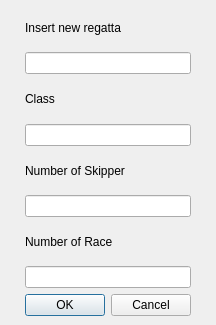
First picture: the form in classifiche/regatta_dialog.ui, repository BackupTheBerlios/sailforlinux-svn, before the edit.
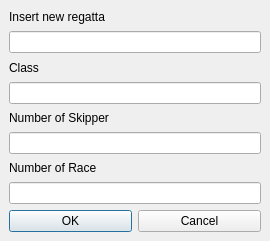
Second picture: the form after the edit.

Commit message: Export in pdf work. begin work on the html export, updated the todo files, modified the new regatta dialog

What changed in the file:
```diff
--- a/classifiche/regatta_dialog.ui
+++ b/classifiche/regatta_dialog.ui
@@ -8,8 +8,8 @@
    <rect>
     <x>0</x>
     <y>0</y>
-    <width>216</width>
-    <height>325</height>
+    <width>270</width>
+    <height>241</height>
    </rect>
   </property>
   <property name="windowTitle" >
@@ -30,19 +30,6 @@
      <property name="spacing" >
       <number>6</number>
      </property>
-     <item>
-      <spacer>
-       <property name="orientation" >
-        <enum>Qt::Horizontal</enum>
-       </property>
-       <property name="sizeHint" >
-        <size>
-         <width>40</width>
-         <height>20</height>
-        </size>
-       </property>
-      </spacer>
-     </item>
      <item>
       <layout class="QVBoxLayout" >
        <property name="margin" >
@@ -69,6 +56,16 @@
          <item>
           <widget class="QLineEdit" name="T_DialogRegattaValue" />
          </item>
+        </layout>
+       </item>
+       <item>
+        <layout class="QVBoxLayout" >
+         <property name="margin" >
+          <number>0</number>
+         </property>
+         <property name="spacing" >
+          <number>6</number>
+         </property>
          <item>
           <widget class="QLabel" name="label_3" >
            <property name="text" >
@@ -79,6 +76,16 @@
          <item>
           <widget class="QLineEdit" name="T_DialogClassValue" />
          </item>
+        </layout>
+       </item>
+       <item>
+        <layout class="QVBoxLayout" >
+         <property name="margin" >
+          <number>0</number>
+         </property>
+         <property name="spacing" >
+          <number>6</number>
+         </property>
          <item>
           <widget class="QLabel" name="label_2" >
            <property name="text" >
@@ -89,6 +96,16 @@
          <item>
           <widget class="QLineEdit" name="T_DialogSkipperValue" />
          </item>
+        </layout>
+       </item>
+       <item>
+        <layout class="QVBoxLayout" >
+         <property name="margin" >
+          <number>0</number>
+         </property>
+         <property name="spacing" >
+          <number>6</number>
+         </property>
          <item>
           <widget class="QLabel" name="labelrace" >
            <property name="text" >
@@ -101,6 +118,10 @@
          </item>
         </layout>
        </item>
+      </layout>
+     </item>
+    </layout>
+   </item>
        <item>
         <layout class="QHBoxLayout" >
          <property name="margin" >
@@ -122,23 +143,6 @@
             <string>Cancel</string>
            </property>
           </widget>
-         </item>
-        </layout>
-       </item>
-      </layout>
-     </item>
-     <item>
-      <spacer>
-       <property name="orientation" >
-        <enum>Qt::Horizontal</enum>
-       </property>
-       <property name="sizeHint" >
-        <size>
-         <width>40</width>
-         <height>20</height>
-        </size>
-       </property>
-      </spacer>
      </item>
     </layout>
    </item>
```
Lines whose indentation alone changed are shown as unchanged. The commit also changes 9 other files.
